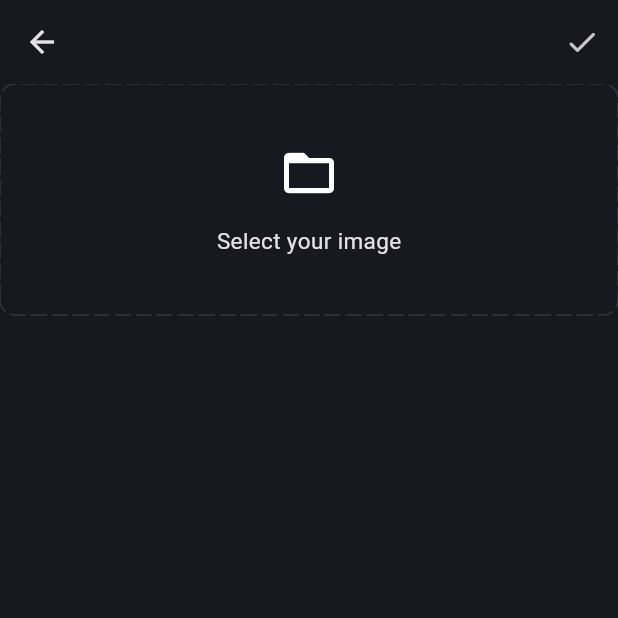
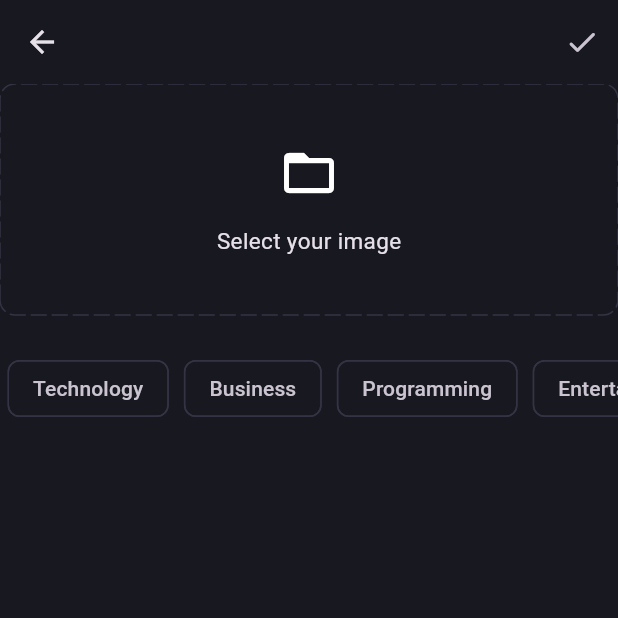
Before and after one commit to shroida/blog_app_clean_architecture, a Flutter app: the BlogPage screen opened directly, after a tap on an icon or button, on a phone screen of 412 x 824 dp, the top half of it. Run offline on Flutter 3.47's test engine with Material 3 defaults, Android fonts, the phone set to English and light mode, and no system bars; drawn by our look-alikes of dotted_border; our stand-ins replace flutter_bloc, fpdart, get_it, supabase_flutter; accounts and stored records are empty.

Commit message:
appbar& dotted border

```diff
--- a/lib/features/blog/presentation/pages/add_new_blog_page.dart
+++ b/lib/features/blog/presentation/pages/add_new_blog_page.dart
@@ -1,5 +1,7 @@
+import 'package:blog_clean_architecture/core/constant/topics_constants.dart';
 import 'package:blog_clean_architecture/core/theme/app_color.dart';
-import 'package:dotted_border/dotted_border.dart';
+import 'package:blog_clean_architecture/features/blog/presentation/widgets/app_bar_add_new.dart';
+import 'package:blog_clean_architecture/features/blog/presentation/widgets/dotted_border_widget.dart';
 import 'package:flutter/material.dart';
 
 class AddNewBlogPage extends StatefulWidget {
@@ -13,53 +15,20 @@ class AddNewBlogPage extends StatefulWidget {
 }
 
 class AddNewBlogPageState extends State<AddNewBlogPage> {
+  List<String> selectedTopics = [];
+
   @override
   Widget build(BuildContext context) {
     return Scaffold(
-      appBar: AppBar(
-        actions: [
-          IconButton(
-            onPressed: () {
-              // uploadBlog();
-            },
-            icon: const Icon(Icons.done_rounded),
-          ),
-        ],
-      ),
+      appBar: const AppBarAddNew(),
       body: Column(
         children: [
-          DottedBorder(
-            color: AppColor.borderColor,
-            dashPattern: const [10, 4],
-            radius: const Radius.circular(10),
-            borderType: BorderType.RRect,
-            strokeCap: StrokeCap.round,
-            child: const SizedBox(
-              height: 150,
-              width: double.infinity,
-              child: Column(
-                mainAxisAlignment: MainAxisAlignment.center,
-                children: [
-                  Icon(
-                    Icons.folder_open,
-                    size: 40,
-                  ),
-                  SizedBox(height: 15),
-                  Text(
-                    'Select your image',
-                    style: TextStyle(
-                      fontSize: 15,
-                    ),
-                  ),
-                ],
-              ),
-            ),
-          ),
+          const DottedBorderWidget(),
           const SizedBox(height: 20),
           SingleChildScrollView(
             scrollDirection: Axis.horizontal,
             child: Row(
-              children: Constants.topics
+              children: TopicsConstants.topics
                   .map(
                     (e) => Padding(
                       padding: const EdgeInsets.all(5.0),
@@ -75,14 +44,14 @@ class AddNewBlogPageState extends State<AddNewBlogPage> {
                         child: Chip(
                           label: Text(e),
                           color: selectedTopics.contains(e)
-                              ? const MaterialStatePropertyAll(
-                                  AppPallete.gradient1,
+                              ? const WidgetStatePropertyAll(
+                                  AppColor.gradient1,
                                 )
                               : null,
                           side: selectedTopics.contains(e)
                               ? null
                               : const BorderSide(
-                                  color: AppPallete.borderColor,
+                                  color: AppColor.borderColor,
                                 ),
                         ),
                       ),
--- a/lib/features/blog/presentation/pages/blog_page.dart
+++ b/lib/features/blog/presentation/pages/blog_page.dart
@@ -21,7 +21,7 @@ class BlogPage extends StatelessWidget {
           ),
         ],
       ),
-      body: Center(
+      body: const Center(
         child: Text('Home'),
       ),
     );
--- /dev/null
+++ b/lib/features/blog/presentation/widgets/app_bar_add_new.dart
@@ -0,0 +1,22 @@
+import 'package:flutter/material.dart';
+
+class AppBarAddNew extends StatelessWidget implements PreferredSizeWidget {
+  const AppBarAddNew({super.key});
+
+  @override
+  Widget build(BuildContext context) {
+    return AppBar(
+      actions: [
+        IconButton(
+          onPressed: () {
+            // uploadBlog();
+          },
+          icon: const Icon(Icons.done_rounded),
+        ),
+      ],
+    );
+  }
+
+  @override
+  Size get preferredSize => const Size.fromHeight(kToolbarHeight);
+}
--- /dev/null
+++ b/lib/features/blog/presentation/widgets/dotted_border_widget.dart
@@ -0,0 +1,40 @@
+import 'package:blog_clean_architecture/core/theme/app_color.dart';
+import 'package:dotted_border/dotted_border.dart';
+import 'package:flutter/material.dart';
+
+class DottedBorderWidget extends StatelessWidget {
+  const DottedBorderWidget({
+    super.key,
+  });
+
+  @override
+  Widget build(BuildContext context) {
+    return DottedBorder(
+      color: AppColor.borderColor,
+      dashPattern: const [10, 4],
+      radius: const Radius.circular(10),
+      borderType: BorderType.RRect,
+      strokeCap: StrokeCap.round,
+      child: const SizedBox(
+        height: 150,
+        width: double.infinity,
+        child: Column(
+          mainAxisAlignment: MainAxisAlignment.center,
+          children: [
+            Icon(
+              Icons.folder_open,
+              size: 40,
+            ),
+            SizedBox(height: 15),
+            Text(
+              'Select your image',
+              style: TextStyle(
+                fontSize: 15,
+              ),
+            ),
+          ],
+        ),
+      ),
+    );
+  }
+}
```
